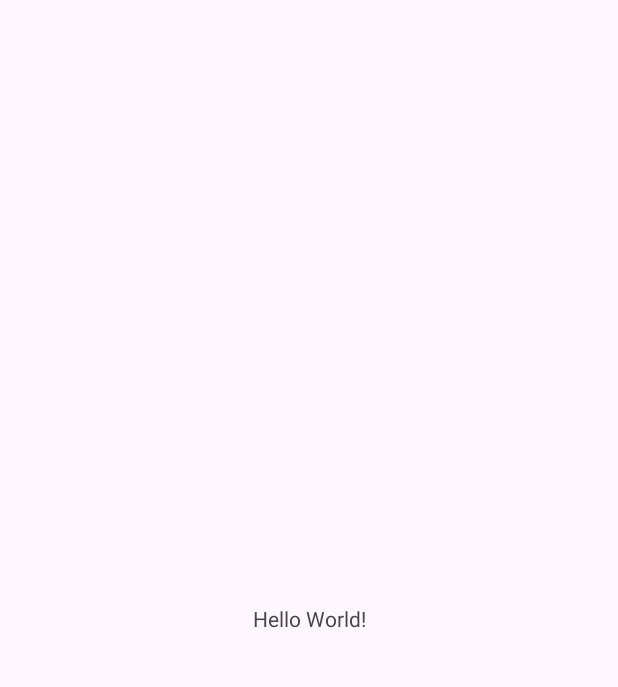
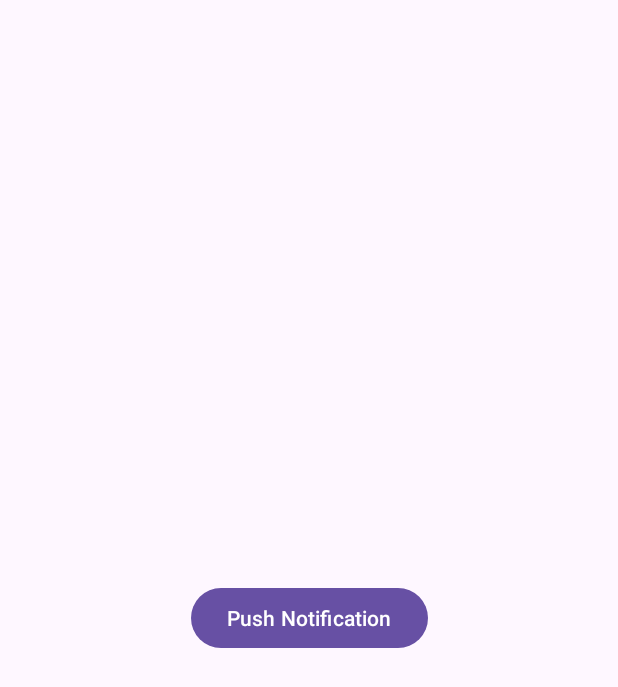
Before and after one commit to Vudiepk3/Push_Notification, an Android app: the screen it shows after launch (MainActivity), on a phone screen of 412 x 824 dp. Before the commit the part shown is almost empty. Shown: the top 687 px of the screen. Run offline under Robolectric (Android 15) with nearby library versions, the phone set to English and light mode, and no system bars.

Commit message:
Tạo một Push Notification cơ bản trong Android

```diff
--- a/app/build.gradle.kts
+++ b/app/build.gradle.kts
@@ -29,6 +29,9 @@ android {
         sourceCompatibility = JavaVersion.VERSION_11
         targetCompatibility = JavaVersion.VERSION_11
     }
+    buildFeatures {
+        viewBinding = true
+    }
 }
 
 dependencies {
--- a/app/src/main/AndroidManifest.xml
+++ b/app/src/main/AndroidManifest.xml
@@ -2,6 +2,7 @@
 <manifest xmlns:android="http://schemas.android.com/apk/res/android"
     xmlns:tools="http://schemas.android.com/tools">
 
+    <uses-permission android:name="android.permission.POST_NOTIFICATIONS" />
     <application
         android:allowBackup="true"
         android:dataExtractionRules="@xml/data_extraction_rules"
--- a/app/src/main/java/com/example/pushnotification/MainActivity.java
+++ b/app/src/main/java/com/example/pushnotification/MainActivity.java
@@ -1,18 +1,57 @@
 package com.example.pushnotification;
 
+import android.app.Notification;
+import android.app.NotificationManager;
+import android.content.Context;
+import android.graphics.Bitmap;
+import android.graphics.BitmapFactory;
 import android.os.Bundle;
 
-import androidx.activity.EdgeToEdge;
+import com.example.pushnotification.databinding.ActivityMainBinding;
 import androidx.appcompat.app.AppCompatActivity;
-import androidx.core.graphics.Insets;
-import androidx.core.view.ViewCompat;
-import androidx.core.view.WindowInsetsCompat;
 
 public class MainActivity extends AppCompatActivity {
+
+    // Khai báo biến để sử dụng View Binding
+    private ActivityMainBinding binding;
 
     @Override
     protected void onCreate(Bundle savedInstanceState) {
         super.onCreate(savedInstanceState);
-        setContentView(R.layout.activity_main);
+        // Sử dụng View Binding để gán layout cho Activity
+        binding = ActivityMainBinding.inflate(getLayoutInflater());
+        setContentView(binding.getRoot());
+
+        // Gán sự kiện click cho button
+        binding.btnNotification.setOnClickListener(v -> {
+            senNotification(); // Gọi phương thức gửi thông báo khi nhấn button
+        });
+    }
+
+    // Phương thức tạo và hiển thị thông báo
+    private void senNotification() {
+        // Tạo một Bitmap từ tài nguyên drawable để làm icon lớn trong thông báo
+        Bitmap bitmap = BitmapFactory.decodeResource(getResources(), R.mipmap.ic_launcher_round);
+
+        // Tạo một thông báo bằng Notification.Builder
+        Notification notification = new Notification.Builder(this)
+                .setContentTitle("Title Push Notification") // Tiêu đề thông báo
+                .setContentText("Text Push Notification") // Nội dung thông báo
+                .setSmallIcon(R.mipmap.ic_launcher_round) // Icon nhỏ hiển thị trên thanh thông báo
+                .setLargeIcon(bitmap) // Icon lớn hiển thị khi mở rộng thông báo
+                .build(); // Xây dựng đối tượng thông báo
+
+        // Lấy dịch vụ NotificationManager để quản lý thông báo
+        NotificationManager notificationManager = (NotificationManager) getSystemService(Context.NOTIFICATION_SERVICE);
+
+        // Kiểm tra nếu notificationManager không null thì gửi thông báo
+        if (notificationManager != null) {
+            notificationManager.notify(getNotificationId(), notification);
+        }
+    }
+
+    // Phương thức tạo ID ngẫu nhiên cho mỗi thông báo bằng cách lấy thời gian hiện tại
+    private int getNotificationId() {
+        return (int) System.currentTimeMillis();
     }
 }
--- a/app/src/main/res/layout/activity_main.xml
+++ b/app/src/main/res/layout/activity_main.xml
@@ -7,13 +7,15 @@
     android:layout_height="match_parent"
     tools:context=".MainActivity">
 
-    <TextView
+    <Button
+        android:id="@+id/btn_notification"
         android:layout_width="wrap_content"
         android:layout_height="wrap_content"
-        android:text="Hello World!"
+        android:text="Push Notification"
         app:layout_constraintBottom_toBottomOf="parent"
         app:layout_constraintEnd_toEndOf="parent"
         app:layout_constraintStart_toStartOf="parent"
-        app:layout_constraintTop_toTopOf="parent" />
+        app:layout_constraintTop_toTopOf="parent"
+        tools:ignore="HardcodedText" />
 
 </androidx.constraintlayout.widget.ConstraintLayout>
```
